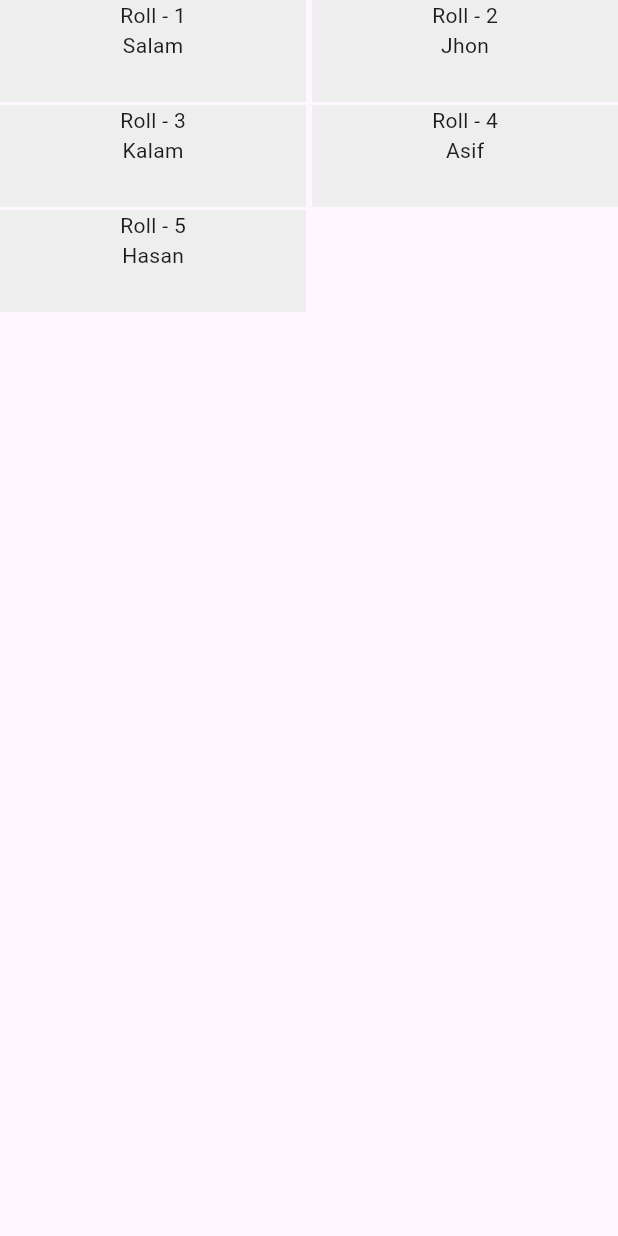
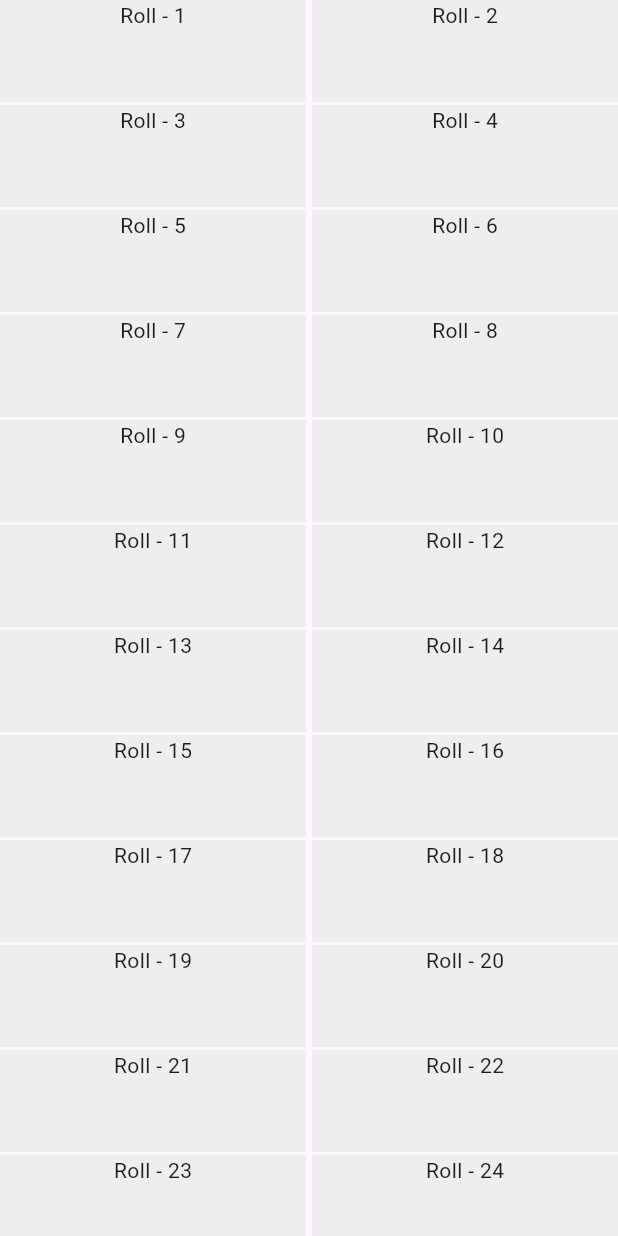
Before and after one commit to rayhan1650/ostad_flutter_live_class, a Flutter app: the screen it shows after launch, on a phone screen of 412 x 824 dp. Run offline on Flutter 3.47's test engine with Material 3 defaults, Android fonts, the phone set to English and light mode, and no system bars.

```diff
--- a/lib/main.dart
+++ b/lib/main.dart
@@ -98,8 +98,12 @@ class Home extends StatelessWidget {
           Text("Hello"),
         ],
       ),*/
-      body: GridView.builder(
-          itemCount: studentName.length,
+      body: SingleChildScrollView(
+        child: Column(
+          children: [
+            GridView.builder(
+                shrinkWrap: true,
+                itemCount: 100,
                 gridDelegate: const SliverGridDelegateWithFixedCrossAxisCount(
                   crossAxisCount: 2,
                   childAspectRatio: 3,
@@ -112,11 +116,14 @@ class Home extends StatelessWidget {
                     child: Column(
                       children: [
                         Text("Roll - ${index + 1}"),
-                  Text(studentName[index]),
+                        // Text(studentName[index]),
                       ],
                     ),
                   );
                 }),
+          ],
+        ),
+      ),
     );
   }
 }
```
Lines whose indentation alone changed are shown as unchanged.
